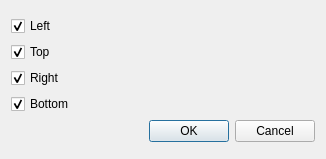
Qt form ctie/edgeDialog.ui (buganini/cluto) before a commit.
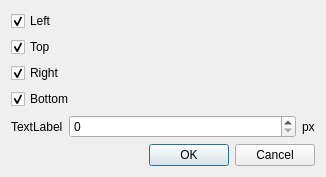
The same form after that commit.

Commit message: add margin settings in trim dialog

```diff
--- a/ctie/edgeDialog.ui
+++ b/ctie/edgeDialog.ui
@@ -28,7 +28,7 @@
      <property name="sizeConstraint">
       <enum>QLayout::SetDefaultConstraint</enum>
      </property>
-     <item row="4" column="0">
+     <item row="6" column="0">
       <widget class="QDialogButtonBox" name="buttons">
        <property name="sizePolicy">
         <sizepolicy hsizetype="Expanding" vsizetype="Fixed">
@@ -84,6 +84,37 @@
        </property>
       </widget>
      </item>
+     <item row="4" column="0">
+      <layout class="QHBoxLayout" name="horizontalLayout">
+       <item>
+        <widget class="QLabel" name="label_value_name">
+         <property name="text">
+          <string>TextLabel</string>
+         </property>
+        </widget>
+       </item>
+       <item>
+        <widget class="QSpinBox" name="edit_value">
+         <property name="sizePolicy">
+          <sizepolicy hsizetype="Expanding" vsizetype="Fixed">
+           <horstretch>0</horstretch>
+           <verstretch>0</verstretch>
+          </sizepolicy>
+         </property>
+         <property name="maximum">
+          <number>999999999</number>
+         </property>
+        </widget>
+       </item>
+       <item>
+        <widget class="QLabel" name="label">
+         <property name="text">
+          <string>px</string>
+         </property>
+        </widget>
+       </item>
+      </layout>
+     </item>
     </layout>
    </item>
   </layout>
```
The commit also changes 5 other files.
